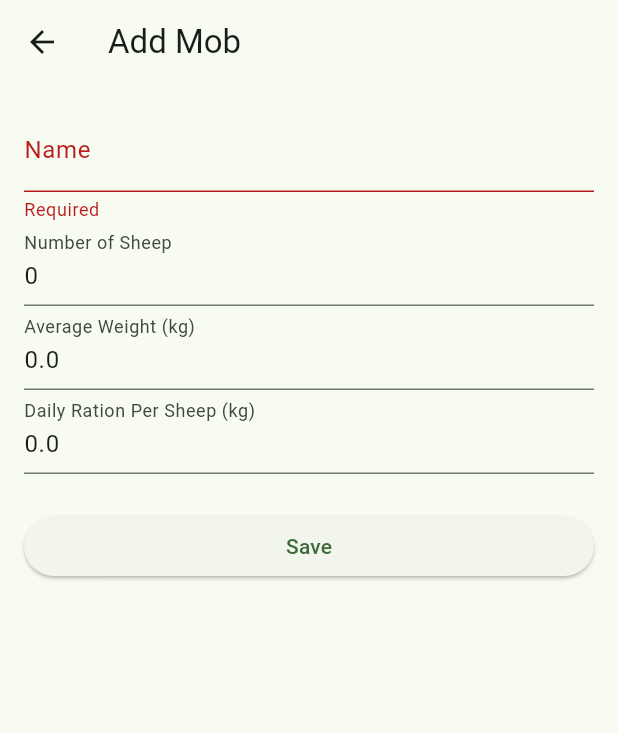
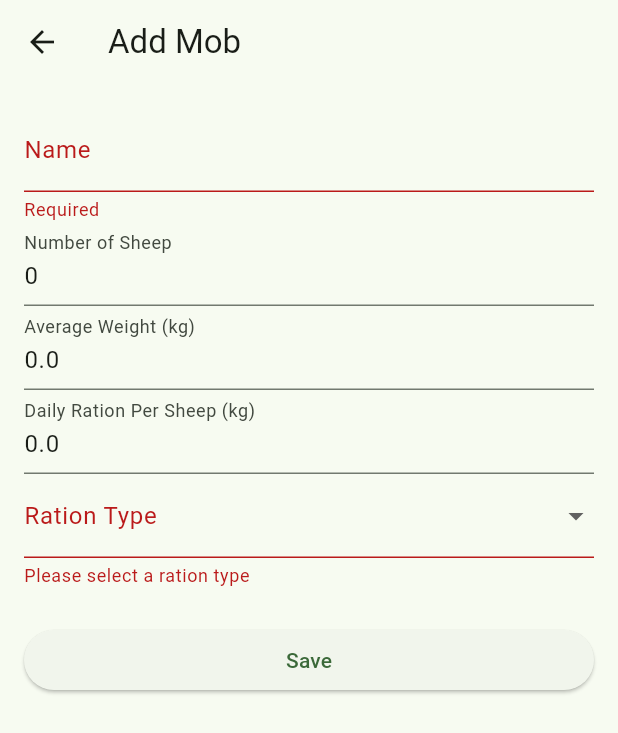
Before and after one commit to schemavision-web/sheep_calculator, a Flutter app: the MobFormScreen screen opened directly, after a tap on "Save", on a phone screen of 412 x 824 dp. Shown: the top 733 px of the screen. Run offline on Flutter 3.47's test engine with Material 3 defaults, Android fonts, the phone set to English and light mode, and no system bars; our stand-ins replace hive, hive_flutter; accounts and stored records are empty.

Commit message:
Add ration type dropdown

```diff
--- a/lib/models/mob.dart
+++ b/lib/models/mob.dart
@@ -16,11 +16,15 @@ class Mob extends HiveObject {
   @HiveField(3)
   double rationKg;
 
+  @HiveField(4)
+  String rationType;
+
   Mob({
     required this.name,
     required this.numberOfSheep,
     required this.weight,
     required this.rationKg,
+    required this.rationType
   });
 
   double get totalDailyRation => numberOfSheep * rationKg;
--- a/lib/screens/mob_form_screen.dart
+++ b/lib/screens/mob_form_screen.dart
@@ -18,7 +18,8 @@ class _MobFormScreenState extends State<MobFormScreen> {
   late int numberOfSheep;
   late double weight;
   late double rationKg;
-
+  late String? rationType;
+  late final rationTypes = ['Hay', 'Pellets', 'Pasture'];
 
   @override
   void initState() {
@@ -29,6 +30,7 @@ class _MobFormScreenState extends State<MobFormScreen> {
     numberOfSheep = mob?.numberOfSheep ?? 0;
     weight = mob?.weight ?? 0.0;
     rationKg = mob?.rationKg ?? 0.0;
+    rationType = mob?.rationType;
   }
 
   Future<void> _save() async {
@@ -44,6 +46,7 @@ class _MobFormScreenState extends State<MobFormScreen> {
         numberOfSheep: numberOfSheep,
         weight: weight,
         rationKg: rationKg,
+        rationType: rationType!
       );
       await box.add(mob);
     } else {
@@ -95,6 +98,22 @@ class _MobFormScreenState extends State<MobFormScreen> {
                 keyboardType: TextInputType.number,
                 onSaved: (v) => rationKg = double.parse(v!),
               ),
+              DropdownButtonFormField<String>(
+                decoration: const InputDecoration(labelText: 'Ration Type'),
+                initialValue: rationType,
+                items: rationTypes
+                    .map((type) => DropdownMenuItem(
+                          value: type,
+                          child: Text(type),
+                        ))
+                    .toList(),
+                onChanged: (value) {
+                  setState(() => rationType = value);
+                },
+                validator: (value) =>
+                    value == null ? 'Please select a ration type' : null,
+              ),
+
               const SizedBox(height: 24),
               ElevatedButton(
                 onPressed: _save,
--- a/lib/screens/mob_view_screen.dart
+++ b/lib/screens/mob_view_screen.dart
@@ -48,8 +48,8 @@ class MobViewScreen extends StatelessWidget {
             const SizedBox(height: 8),
             Text("Sheep: ${mob.numberOfSheep}"),
             Text("Average Weight: ${mob.weight} kg"),
-            Text("Daily Ration: ${mob.rationKg} kg"),
-            Text("Total Daily Ration: ${mob.totalDailyRation} kg"),
+            Text("Daily Ration (${mob.rationType}): ${mob.rationKg} kg"),
+            Text("Total Daily Ration ${mob.rationType}: ${mob.totalDailyRation} kg"),
           ],
         ),
       ),
```
Also changed, not shown: lib/models/mob.g.dart.
